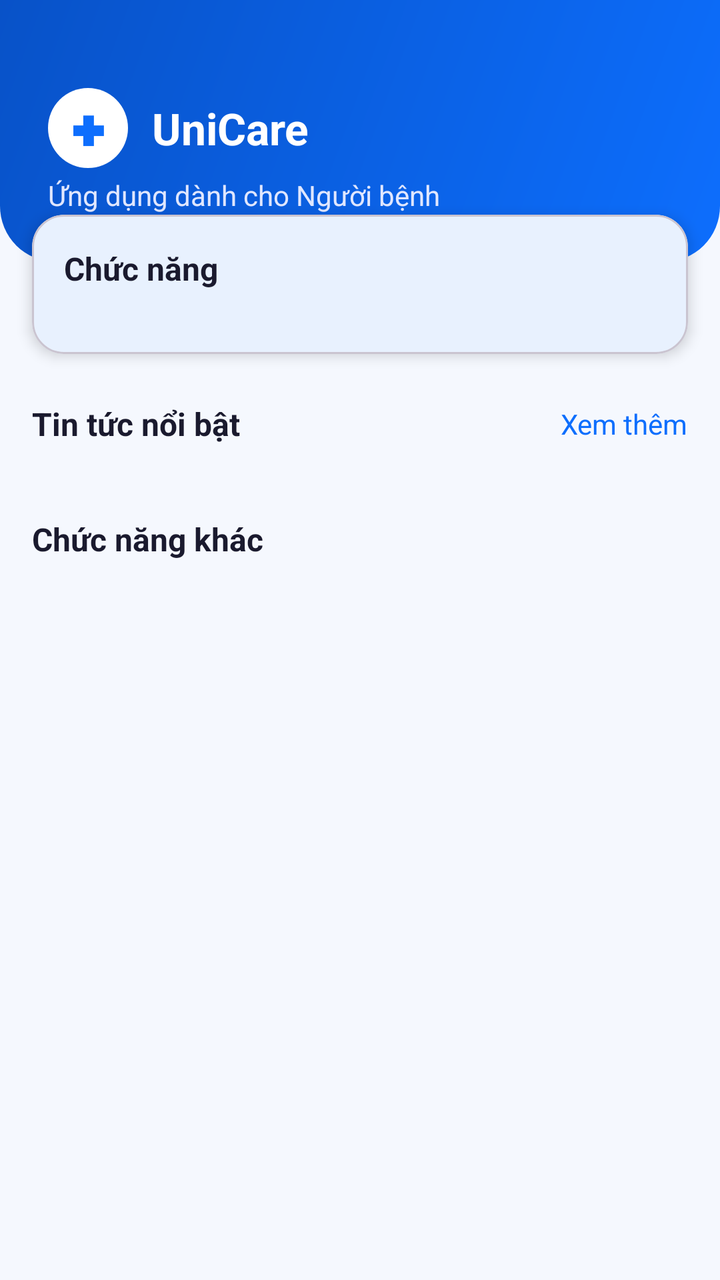
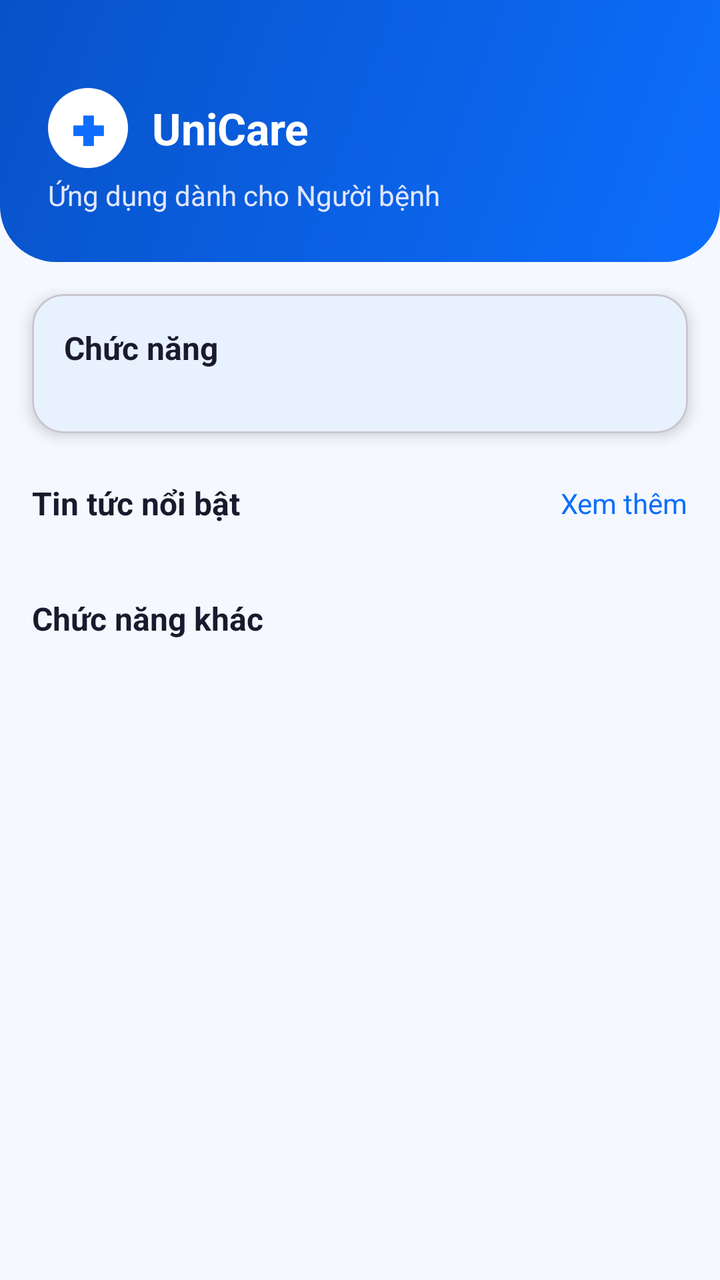

An Android layout rendered at two revisions. The XML below is the earlier revision; the diff shows what the commit changed to produce the second picture.
<!-- AndroidManifest.xml: application theme Theme.UniCare -->
<!-- res/layout/fragment_home.xml -->
<?xml version="1.0" encoding="utf-8"?>
<androidx.core.widget.NestedScrollView xmlns:android="http://schemas.android.com/apk/res/android"
    xmlns:app="http://schemas.android.com/apk/res-auto"
    android:layout_width="match_parent"
    android:layout_height="match_parent"
    android:background="#F5F8FE">

    <LinearLayout
        android:layout_width="match_parent"
        android:layout_height="wrap_content"
        android:orientation="vertical"
        android:paddingBottom="40dp">

        
        <LinearLayout
            android:layout_width="match_parent"
            android:layout_height="wrap_content"
            android:background="@drawable/gradient_header"
            android:orientation="vertical"
            android:padding="24dp">

            <LinearLayout
                android:layout_width="match_parent"
                android:layout_height="wrap_content"
                android:orientation="horizontal"
                android:gravity="center_vertical"
                android:layout_marginTop="20dp">

                <TextView
                    android:layout_width="40dp"
                    android:layout_height="40dp"
                    android:background="@drawable/bg_splash_logo"
                    android:gravity="center"
                    android:text="✚"
                    android:textColor="#0D6EFD"
                    android:textSize="20sp"
                    android:textStyle="bold" />

                <TextView
                    android:layout_width="wrap_content"
                    android:layout_height="wrap_content"
                    android:layout_marginStart="12dp"
                    android:text="UniCare"
                    android:textColor="#FFFFFF"
                    android:textSize="22sp"
                    android:textStyle="bold" />
            </LinearLayout>

            <TextView
                android:layout_width="wrap_content"
                android:layout_height="wrap_content"
                android:layout_marginTop="4dp"
                android:text="Ứng dụng dành cho Người bệnh"
                android:textColor="#E0E7FF"
                android:textSize="14sp" />
        </LinearLayout>

        
        <com.google.android.material.card.MaterialCardView
            android:layout_width="match_parent"
            android:layout_height="wrap_content"
            android:layout_marginHorizontal="16dp"
            android:layout_marginTop="-24dp"
            app:cardCornerRadius="16dp"
            app:cardElevation="4dp"
            app:cardBackgroundColor="#FFFFFF">

            <LinearLayout
                android:layout_width="match_parent"
                android:layout_height="wrap_content"
                android:orientation="vertical"
                android:padding="16dp">

                <LinearLayout
                    android:layout_width="match_parent"
                    android:layout_height="wrap_content"
                    android:orientation="horizontal"
                    android:gravity="center_vertical">

                    <TextView
                        android:layout_width="match_parent"
                        android:layout_height="wrap_content"
                        android:text="Chức năng"
                        android:textColor="#1A1A2E"
                        android:textSize="16sp"
                        android:textStyle="bold" />
                </LinearLayout>

                <androidx.recyclerview.widget.RecyclerView
                    android:id="@+id/rvMainFeatures"
                    android:layout_width="match_parent"
                    android:layout_height="wrap_content"
                    android:layout_marginTop="16dp"
                    android:nestedScrollingEnabled="false" />
            </LinearLayout>
        </com.google.android.material.card.MaterialCardView>

        
        <LinearLayout
            android:layout_width="match_parent"
            android:layout_height="wrap_content"
            android:layout_marginHorizontal="16dp"
            android:layout_marginTop="24dp"
            android:orientation="horizontal"
            android:gravity="center_vertical">

            <TextView
                android:layout_width="0dp"
                android:layout_height="wrap_content"
                android:layout_weight="1"
                android:text="Tin tức nổi bật"
                android:textColor="#1A1A2E"
                android:textSize="16sp"
                android:textStyle="bold" />

            <TextView
                android:id="@+id/tvViewAllNews"
                android:layout_width="wrap_content"
                android:layout_height="wrap_content"
                android:text="Xem thêm"
                android:textColor="#0D6EFD"
                android:textSize="14sp" />
        </LinearLayout>

        <androidx.recyclerview.widget.RecyclerView
            android:id="@+id/rvNews"
            android:layout_width="match_parent"
            android:layout_height="wrap_content"
            android:layout_marginTop="12dp"
            android:clipToPadding="false"
            android:paddingHorizontal="12dp"
            android:orientation="horizontal" />

        
        <TextView
            android:layout_width="match_parent"
            android:layout_height="wrap_content"
            android:layout_marginHorizontal="16dp"
            android:layout_marginTop="24dp"
            android:text="Chức năng khác"
            android:textColor="#1A1A2E"
            android:textSize="16sp"
            android:textStyle="bold" />

        <androidx.recyclerview.widget.RecyclerView
            android:id="@+id/rvOtherFeatures"
            android:layout_width="match_parent"
            android:layout_height="wrap_content"
            android:layout_marginHorizontal="16dp"
            android:layout_marginTop="16dp"
            android:nestedScrollingEnabled="false" />

    </LinearLayout>
</androidx.core.widget.NestedScrollView>
<!-- resources referenced by this layout -->
<resources>
  <!-- drawable bg_splash_logo (drawable) -->
  <?xml version="1.0" encoding="utf-8"?>
  <shape xmlns:android="http://schemas.android.com/apk/res/android">
      <solid android:color="#FFFFFF"/>
      <corners android:radius="100dp"/>
  </shape>
  <!-- drawable gradient_header (drawable) -->
  <?xml version="1.0" encoding="utf-8"?>
  <shape xmlns:android="http://schemas.android.com/apk/res/android">
      <gradient
          android:startColor="#0D6EFD"
          android:endColor="#0852C8"
          android:angle="135"
          android:type="linear"/>
      <corners
          android:bottomLeftRadius="28dp"
          android:bottomRightRadius="28dp"/>
  </shape>
  <style name="Theme.UniCare" parent="Theme.Material3.DayNight.NoActionBar">
          
          <item name="colorPrimary">#0D6EFD</item>
          <item name="colorPrimaryVariant">#0852C8</item>
          <item name="colorOnPrimary">#FFFFFF</item>
          
          <item name="colorSecondary">#00C4A7</item>
          <item name="colorSecondaryVariant">#00A089</item>
          <item name="colorOnSecondary">#FFFFFF</item>
          
          <item name="colorSurface">#FFFFFF</item>
          <item name="colorOnSurface">#1A1A2E</item>
          
          <item name="android:colorBackground">#F0F4FF</item>
          
          <item name="android:statusBarColor">#0852C8</item>
          <item name="android:windowLightStatusBar">false</item>
          <item name="android:navigationBarColor">#FFFFFF</item>
          <item name="android:windowLightNavigationBar">true</item>
          
          <item name="materialButtonStyle">@style/Widget.UniCare.Button</item>
          <item name="textInputStyle">@style/Widget.UniCare.TextInputLayout</item>
      </style>
  <style name="Widget.UniCare.Button" parent="Widget.Material3.Button">
          <item name="android:paddingTop">14dp</item>
          <item name="android:paddingBottom">14dp</item>
          <item name="android:textSize">16sp</item>
          <item name="android:letterSpacing">0.02</item>
          <item name="android:textAllCaps">false</item>
          <item name="cornerRadius">14dp</item>
          <item name="backgroundTint">#0D6EFD</item>
          <item name="elevation">2dp</item>
      </style>
  <style name="Widget.UniCare.TextInputLayout" parent="Widget.Material3.TextInputLayout.OutlinedBox">
          <item name="boxCornerRadiusBottomEnd">12dp</item>
          <item name="boxCornerRadiusBottomStart">12dp</item>
          <item name="boxCornerRadiusTopEnd">12dp</item>
          <item name="boxCornerRadiusTopStart">12dp</item>
          <item name="boxStrokeColor">#CBD5F5</item>
          <item name="hintTextColor">#6B7280</item>
      </style>
</resources>

<!-- the commit's change to res/layout/fragment_home.xml (unified diff, before → after) -->
@@ -17,7 +17,8 @@
             android:layout_height="wrap_content"
             android:background="@drawable/gradient_header"
             android:orientation="vertical"
-            android:padding="24dp">
+            android:padding="24dp"
+            android:paddingBottom="12dp">
 
             <LinearLayout
                 android:layout_width="match_parent"
@@ -60,7 +61,7 @@
             android:layout_width="match_parent"
             android:layout_height="wrap_content"
             android:layout_marginHorizontal="16dp"
-            android:layout_marginTop="-24dp"
+            android:layout_marginTop="16dp"
             app:cardCornerRadius="16dp"
             app:cardElevation="4dp"
             app:cardBackgroundColor="#FFFFFF">
